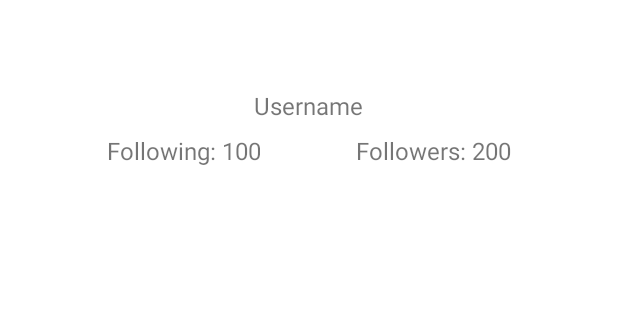
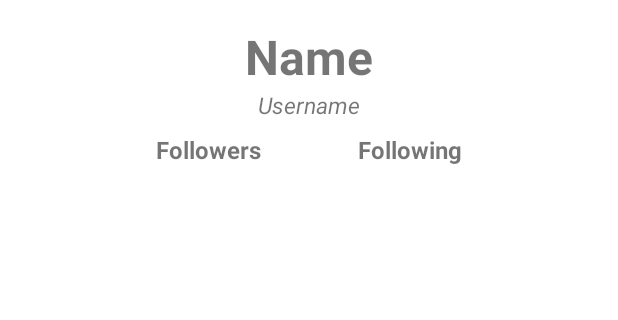
Before and after one commit to kevinariel1/GitSpot, an Android app: the DetailActivity screen opened directly, with no data from a screen before it, on a phone screen of 412 x 824 dp, the part 497-817 px from its top. Run offline under Robolectric (Android 15) with nearby library versions, the phone set to English and light mode, and no system bars; our stand-ins replace CircleImageView; pictures from the network do not load; 3 statements that could not run were skipped.

Commit message:
Fragment Follow tidak display apa-apa

```diff
--- a/app/src/main/AndroidManifest.xml
+++ b/app/src/main/AndroidManifest.xml
@@ -35,12 +35,6 @@
                 android:name="android.app.lib_name"
                 android:value="" />
         </activity>
-
-        <activity
-            android:name=".DetailActivity"
-            android:exported="true">
-
-        </activity>
     </application>
 
 </manifest>
--- a/app/src/main/java/com/dicoding/picodiploma/gitspot/DetailActivity.kt
+++ b/app/src/main/java/com/dicoding/picodiploma/gitspot/DetailActivity.kt
@@ -8,56 +8,68 @@ import android.widget.TextView
 import androidx.activity.OnBackPressedCallback
 import androidx.activity.viewModels
 import androidx.annotation.RequiresApi
+import androidx.annotation.StringRes
+import androidx.viewpager2.widget.ViewPager2
 import com.bumptech.glide.Glide
-import com.dicoding.picodiploma.gitspot.api.ApiConfig
-import com.dicoding.picodiploma.gitspot.data.GitHubResponseTwo
+import com.dicoding.picodiploma.gitspot.adapter.SectionsPagerAdapter
 import com.dicoding.picodiploma.gitspot.data.UserData
 import com.dicoding.picodiploma.gitspot.databinding.ActivityDetailBinding
 import com.dicoding.picodiploma.gitspot.viewmodel.UserViewModel
-import de.hdodenhof.circleimageview.CircleImageView
-import retrofit2.Call
-import retrofit2.Callback
-import retrofit2.Response
+import com.google.android.material.tabs.TabLayout
+import com.google.android.material.tabs.TabLayoutMediator
 
+private const val TAG = "DetailActivity"
 class DetailActivity : AppCompatActivity() {
 
     companion object {
         const val EXTRA_USER = "extra_user"
-        const val EXTRA_USERNAME = "extra_username"
+        @StringRes
+        private val TAB_TITLES = intArrayOf(
+            R.string.tab_text_1,
+            R.string.tab_text_2
+        )
     }
 
     private lateinit var binding: ActivityDetailBinding
     private val userVm: UserViewModel by viewModels()
+    private lateinit var username: String
 
     @RequiresApi(Build.VERSION_CODES.TIRAMISU)
     override fun onCreate(savedInstanceState: Bundle?) {
         super.onCreate(savedInstanceState)
-
         binding = ActivityDetailBinding.inflate(layoutInflater)
         setContentView(binding.root)
-        val bundle = intent.getBundleExtra(EXTRA_USER)
-        val user = bundle?.getParcelable(EXTRA_USER, UserData::class.java)
+
+        val user = intent?.getParcelableExtra<UserData>(EXTRA_USER)
+        Log.d(TAG, "parcelable: $user")
+        user?.let {
+            userVm.getUserDetail(it.login!!)
+            username = it.login!!
+        }
+        val sectionsPagerAdapter = SectionsPagerAdapter(this, username)
+        val viewPager: ViewPager2 = findViewById(R.id.viewPager)
+        viewPager.adapter = sectionsPagerAdapter
+        val tabs : TabLayout = findViewById(R.id.tabLayout)
+        TabLayoutMediator(tabs, viewPager) { tab, position ->
+            tab.text = resources.getString(TAB_TITLES[position])
+        }.attach()
 
         supportActionBar?.apply {
             title = resources.getString(R.string.detail_user)
             setDisplayHomeAsUpEnabled(true)
         }
 
-        val username = intent.getStringExtra(EXTRA_USERNAME)
-
         userVm.userDetail.observe(this) { userDetail ->
             // update the UI with the user detail
             Log.d("TAG", "onCreate: $userDetail")
+            Glide.with(this)
+                .load(userDetail.avatarUrl)
+                .into(binding.ivAvatar)
             binding.tvName.text = userDetail.name
             binding.tvUsername.text = userDetail.login
-            binding.tvFollowingCount.text = userDetail.following.toString()
-            binding.tvFollowerCount.text = userDetail.followers.toString()
+            binding.tvFollowerCount.text =  userDetail.followers.toString() + " Followers"
+            binding.tvFollowingCount.text = userDetail.following.toString() + " Following"
             // ...
-        }
-
-        // get the user detail from the ViewModel
-        if (username != null) {
-            userVm.getUserDetail(user!!.id!!.toString())
         }
     }
 
--- a/app/src/main/java/com/dicoding/picodiploma/gitspot/api/ApiService.kt
+++ b/app/src/main/java/com/dicoding/picodiploma/gitspot/api/ApiService.kt
@@ -1,25 +1,19 @@
 package com.dicoding.picodiploma.gitspot.api
 
-import com.dicoding.picodiploma.gitspot.data.GitHubResponse
-import com.dicoding.picodiploma.gitspot.data.GitHubResponseTwo
-import com.dicoding.picodiploma.gitspot.data.User
+import com.dicoding.picodiploma.gitspot.data.*
 import retrofit2.Call
 import retrofit2.http.*
 
 interface ApiService {
-    @Headers("Authorization: token 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")
     @GET("search/users")
     fun searchUsers(@Query("q") query: String): Call<GitHubResponse>
 
-    @Headers("Authorization: token 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")
     @GET("users/{username}")
     fun getUserDetail(@Path("username") username: String): Call<GitHubResponseTwo>
 
-    @Headers("Authorization: token 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")
     @GET("users/{username}/followers")
-    fun getFollowers(@Path("username") username: String): Call<List<User>>
+    fun getFollowers(@Path("username") username: String): Call<List<GitHubResponseThreeItem>>
 
-    @Headers("Authorization: token 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")
     @GET("users/{username}/following")
-    fun getFollowing(@Path("username") username: String): Call<List<User>>
+    fun getFollowing(@Path("username") username: String): Call<List<GitHubResponseThreeItem>>
 }
--- a/app/src/main/java/com/dicoding/picodiploma/gitspot/viewmodel/UserViewModel.kt
+++ b/app/src/main/java/com/dicoding/picodiploma/gitspot/viewmodel/UserViewModel.kt
@@ -6,6 +6,7 @@ import androidx.lifecycle.MutableLiveData
 import androidx.lifecycle.ViewModel
 import com.dicoding.picodiploma.gitspot.data.GitHubResponse
 import com.dicoding.picodiploma.gitspot.api.ApiConfig
+import com.dicoding.picodiploma.gitspot.data.GitHubResponseThreeItem
 import com.dicoding.picodiploma.gitspot.data.GitHubResponseTwo
 import retrofit2.Call
 import retrofit2.Callback
@@ -17,14 +18,11 @@ class UserViewModel : ViewModel() {
     }
 
     private var _userResponse: MutableLiveData<GitHubResponse> = MutableLiveData()
-    private val _userDetail: MutableLiveData<GitHubResponseTwo> = MutableLiveData()
+    private var _userDetail: MutableLiveData<GitHubResponseTwo> = MutableLiveData()
+    private var _userFollow : MutableLiveData<List<GitHubResponseThreeItem>> = MutableLiveData()
     val users: LiveData<GitHubResponse> = _userResponse
     val userDetail : LiveData<GitHubResponseTwo> = _userDetail
-
-    init {
-        searchUser("Kevin")
-    }
-
+    val userFollow : LiveData<List<GitHubResponseThreeItem>> = _userFollow
 
     fun searchUser(q: String){
         ApiConfig.getApiService().searchUsers(q).enqueue(object :Callback<GitHubResponse>{
@@ -57,4 +55,36 @@ class UserViewModel : ViewModel() {
             }
         })
     }
+
+    fun getUserFollowers(username: String){
+        Log.d("UserViewModel", "getUserFollowers called with username: $username")
+        ApiConfig.getApiService().getFollowers(username).enqueue(object : Callback<List<GitHubResponseThreeItem>>{
+            override fun onResponse(call: Call<List<GitHubResponseThreeItem>>, response: Response<List<GitHubResponseThreeItem>>
+            ) {
+                if(response.isSuccessful){
+                    _userFollow.postValue(response.body())
+                }
+            }
+
+            override fun onFailure(call: Call<List<GitHubResponseThreeItem>>, t: Throwable) {
+                // handle error
+            }
+        })
+    }
+
+    fun getUserFollowing(username: String){
+        Log.d("UserViewModel", "getUserFollowing called with username: $username")
+        ApiConfig.getApiService().getFollowing(username).enqueue(object : Callback<List<GitHubResponseThreeItem>>{
+            override fun onResponse(call: Call<List<GitHubResponseThreeItem>>, response: Response<List<GitHubResponseThreeItem>>
+            ) {
+                if(response.isSuccessful){
+                    _userFollow.postValue(response.body())
+                }
+            }
+
+            override fun onFailure(call: Call<List<GitHubResponseThreeItem>>, t: Throwable) {
+                // handle error
+            }
+        })
+    }
 }
--- a/app/src/main/res/layout/activity_detail.xml
+++ b/app/src/main/res/layout/activity_detail.xml
@@ -1,26 +1,15 @@
-<ScrollView
+<LinearLayout xmlns:android="http://schemas.android.com/apk/res/android"
+    xmlns:app="http://schemas.android.com/apk/res-auto"
+    android:id="@+id/linear_layout"
     android:layout_width="match_parent"
     android:layout_height="match_parent"
-    xmlns:android="http://schemas.android.com/apk/res/android"
-    xmlns:app="http://schemas.android.com/apk/res-auto"
-    xmlns:tools="http://schemas.android.com/tools">
-
-    <LinearLayout
-        android:id="@+id/linear_layout"
-        android:layout_width="match_parent"
-        android:layout_height="wrap_content"
     android:orientation="vertical">
-
-        <LinearLayout
-            android:layout_width="match_parent"
-            android:layout_height="wrap_content"
-            android:orientation="vertical"
-            android:gravity="center_horizontal">
 
     <de.hdodenhof.circleimageview.CircleImageView
         android:id="@+id/iv_avatar"
         android:layout_width="200dp"
         android:layout_height="200dp"
+        android:layout_gravity="center_horizontal"
         android:layout_marginTop="75dp"
         android:src="@mipmap/ic_launcher_round"
         app:civ_border_color="#FFFFFF"
@@ -31,45 +20,60 @@
         android:layout_width="match_parent"
         android:layout_height="wrap_content"
         android:layout_marginTop="16dp"
+        android:gravity="center_horizontal"
+        android:text="Name"
         android:textSize="32sp"
-                android:gravity="center_horizontal"
-                tools:text="Name" />
+        android:textStyle="bold" />
 
     <TextView
         android:id="@+id/tv_username"
         android:layout_width="wrap_content"
         android:layout_height="wrap_content"
-                android:textSize="16sp"
-                android:text="Username" />
+        android:layout_gravity="center_horizontal"
+        android:text="Username"
+        android:textSize="15sp"
+        android:textStyle="italic" />
 
     <LinearLayout
         android:id="@+id/following_follower_layout"
         android:layout_width="wrap_content"
         android:layout_height="wrap_content"
-                android:orientation="horizontal"
+        android:layout_gravity="center_horizontal"
         android:layout_marginTop="8dp"
-                android:gravity="center_horizontal">
+        android:orientation="horizontal">
+
+        <TextView
+            android:id="@+id/tv_follower_count"
+            android:layout_width="wrap_content"
+            android:layout_height="wrap_content"
+            android:gravity="center_horizontal"
+            android:text="Followers"
+            android:textSize="16sp"
+            android:textStyle="bold" />
 
         <TextView
             android:id="@+id/tv_following_count"
             android:layout_width="wrap_content"
             android:layout_height="wrap_content"
+            android:layout_marginLeft="64dp"
+            android:gravity="center_horizontal"
+            android:text="Following"
             android:textSize="16sp"
-                    android:text="Following: 100"
-                    android:gravity="center_horizontal" />
-
-                <TextView
-                    android:id="@+id/tv_follower_count"
-                    android:layout_width="wrap_content"
-                    android:layout_height="wrap_content"
-                    android:textSize="16sp"
-                    android:text="Followers: 200"
-                    android:layout_marginLeft="64dp"
-                    android:gravity="center_horizontal" />
+            android:textStyle="bold" />
 
     </LinearLayout>
 
-        </LinearLayout>
+    <com.google.android.material.tabs.TabLayout
+        android:id="@+id/tabLayout"
+        android:layout_width="match_parent"
+        android:layout_height="wrap_content"
+        app:tabGravity="fill"
+        app:tabMode="fixed" />
+
+    <androidx.viewpager2.widget.ViewPager2
+        android:id="@+id/viewPager"
+        android:layout_width="match_parent"
+        android:layout_height="0dp"
+        android:layout_weight="1" />
 
 </LinearLayout>
-</ScrollView>
--- a/app/src/main/res/values/strings.xml
+++ b/app/src/main/res/values/strings.xml
@@ -33,10 +33,6 @@
     <string name="loading_following">Loading following...</string>
 
     <!-- Label untuk shared preference -->
-    <string name="pref_key">GitHub User</string>
-    <string name="pref_dark_mode">Dark mode</string>
-    <!-- TODO: Remove or change this placeholder text -->
-    <string name="hello_blank_fragment">Hello blank fragment</string>
     <string name="error_no_results">Error : No Results</string>
     <string name="menu_search">Search Menu</string>
     <string name="text_retry">Text Retry</string>
@@ -46,4 +42,8 @@
     <string name="menu_2">Menu 2</string>
     <string name="this_fragment">This Fragment</string>
     <string name="this_activity">This Activity</string>
+
+    <string name="tab_text_1">Followers</string>
+    <string name="tab_text_2">Following</string>
+
 </resources>
```
Also changed, not shown: app/src/main/java/com/dicoding/picodiploma/gitspot/MainActivity.kt (+5 -5 lines), app/src/main/java/com/dicoding/picodiploma/gitspot/adapter/SectionsPagerAdapter.kt (added, +38 -0 lines), app/src/main/java/com/dicoding/picodiploma/gitspot/adapter/UserAdapter.kt (+10 -0 lines), app/src/main/java/com/dicoding/picodiploma/gitspot/api/ApiConfig.kt (+16 -7 lines), app/src/main/java/com/dicoding/picodiploma/gitspot/data/GitHubResponseFour.kt (added, +69 -0 lines), app/src/main/java/com/dicoding/picodiploma/gitspot/data/GitHubResponseThree.kt (added, +69 -0 lines), app/src/main/java/com/dicoding/picodiploma/gitspot/ui/FollowFragment.kt (added, +65 -0 lines), app/src/main/res/layout/fragment_follow.xml (added, +22 -0 lines). Lines whose indentation alone changed are shown as unchanged.
